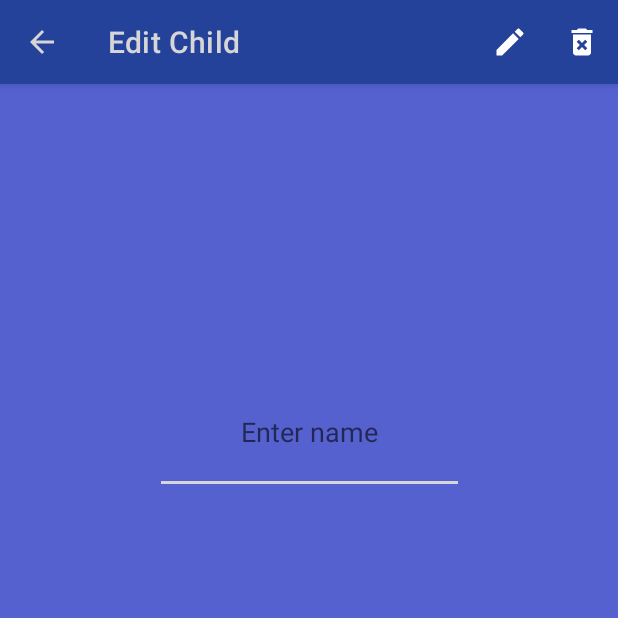
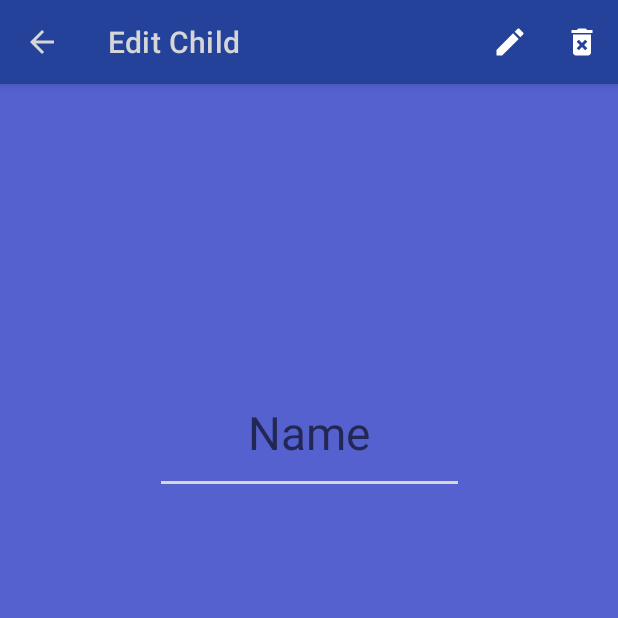
Before and after one commit to harjap60/Parent-App, an Android app: the AddChildActivity screen opened directly, with no data from a screen before it, on a phone screen of 412 x 824 dp, the top half of it. Run offline under Robolectric (Android 15) with nearby library versions, the phone set to English and light mode, and no system bars; Roboto replaces fonts that are not available here; 2 statements that could not run were skipped.

Commit message:
Fix text size for edit text in add child activity
Text sizes change according to the screen size. Not the same text
size on all screens

```diff
--- a/app/src/main/java/com/cmpt276/parentapp/ui/AddChildActivity.java
+++ b/app/src/main/java/com/cmpt276/parentapp/ui/AddChildActivity.java
@@ -3,11 +3,16 @@ package com.cmpt276.parentapp.ui;
 import android.annotation.SuppressLint;
 import android.content.Context;
 import android.content.Intent;
+import android.content.res.Resources;
 import android.os.Bundle;
+import android.util.DisplayMetrics;
+import android.util.TypedValue;
+import android.view.Display;
 import android.view.Menu;
 import android.view.MenuItem;
 import android.widget.Button;
 import android.widget.EditText;
+import android.widget.TextView;
 import android.widget.Toast;
 
 import androidx.annotation.NonNull;
@@ -62,9 +67,9 @@ public class AddChildActivity extends AppCompatActivity {
 
         extractDataFromIntent();
         setUpInitialString();
+        setupAddChildButton();
         setUpEditTextChildName();
         setUpToolbar();
-        setupAddChildButton();
     }
 
     @Override
@@ -132,6 +137,9 @@ public class AddChildActivity extends AppCompatActivity {
     private void setUpEditTextChildName() {
         childNameInput = findViewById(R.id.child_name_edit_text);
         childNameInput.setText(initialString);
+        int deviceWidth = getResources().getDisplayMetrics().widthPixels;
+        childNameInput.setTextSize((deviceWidth/20f));
+
     }
 
     private void setUpToolbar() {
--- a/app/src/main/res/layout/activity_add_child.xml
+++ b/app/src/main/res/layout/activity_add_child.xml
@@ -37,13 +37,13 @@
         android:layout_width="0dp"
         android:layout_height="0dp"
 
-        android:autoSizeMaxTextSize="100sp"
-        android:autoSizeMinTextSize="24sp"
-        android:autoSizeStepGranularity="2sp"
+        android:autoSizeMaxTextSize="100dp"
+        android:autoSizeMinTextSize="10dp"
+        android:autoSizeStepGranularity="2dp"
         android:autoSizeTextType="uniform"
-        android:textAlignment="center"
         android:gravity="center"
-
+        android:padding="0dp"
+        android:layout_margin="0dp"
         android:hint="@string/hint_enter_child_name"
         android:inputType="textPersonName"
         android:textColor="?colorOnPrimary"
--- a/app/src/main/res/values/strings.xml
+++ b/app/src/main/res/values/strings.xml
@@ -13,7 +13,7 @@
     <!-- Strings used for ADD/EDIT CHILD ACTIVITY -->
     <string name="add_child_button_text_for_toolbar">Add Child</string>
     <string name="add_child_button_text">Add</string>
-    <string name="hint_enter_child_name">Enter name</string>
+    <string name="hint_enter_child_name">Name</string>
     <string name="child_name">Child name</string>
     <string name="add_child_activity_toolbar_label">Add new child</string>
 
```
